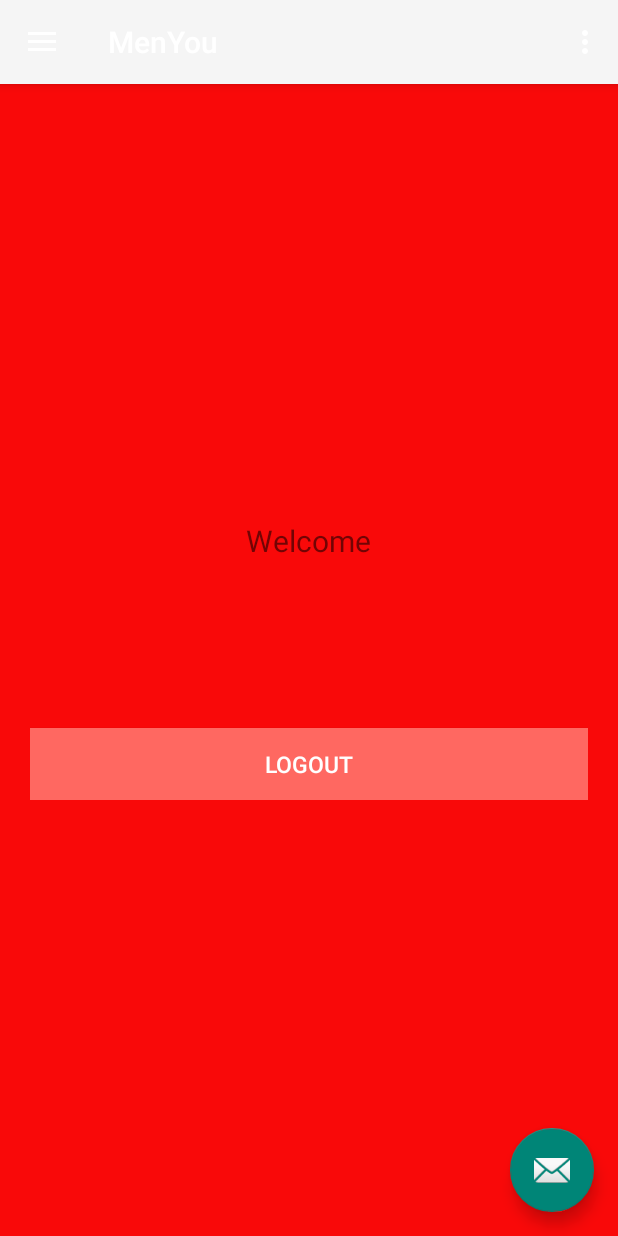
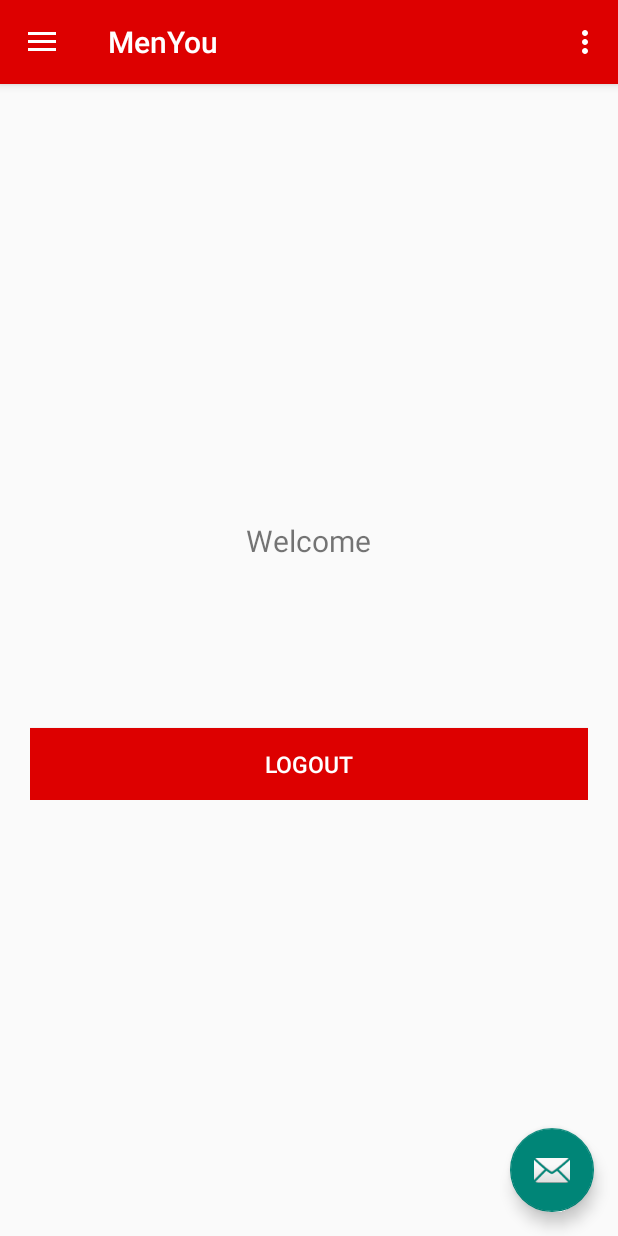
Before and after one commit to Alfacast/MenYou, an Android app: the MainRistoranteActivity screen opened directly, with no data from a screen before it, on a phone screen of 412 x 824 dp. Run offline under Robolectric (Android 15) with nearby library versions, the phone set to English and light mode, and no system bars; 1 statement that could not run was skipped.

Commit message:
Colori activity gestore

```diff
--- a/app/src/main/AndroidManifest.xml
+++ b/app/src/main/AndroidManifest.xml
@@ -46,10 +46,6 @@
             android:label="@string/app_name"
             android:launchMode="singleTop" />
         <activity
-            android:name=".activity.MainRestaurateurActivity"
-            android:label="@string/app_name"
-            android:launchMode="singleTop" />
-        <activity
             android:name=".activity.MainRistoranteActivity"
             android:label="@string/app_name"
             android:theme="@style/AppTheme.NoActionBar" />
--- a/app/src/main/res/layout/app_bar_main_ristorante.xml
+++ b/app/src/main/res/layout/app_bar_main_ristorante.xml
@@ -16,8 +16,8 @@
             android:id="@+id/toolbar"
             android:layout_width="match_parent"
             android:layout_height="?attr/actionBarSize"
-            android:background="?attr/colorPrimary"
-            app:popupTheme="@style/AppTheme.PopupOverlay" />
+            app:popupTheme="@style/AppTheme.PopupOverlay"
+            android:background="@color/btn_login_bg"/>
 
     </android.support.design.widget.AppBarLayout>
 
--- a/app/src/main/res/layout/content_main_ristorante.xml
+++ b/app/src/main/res/layout/content_main_ristorante.xml
@@ -5,9 +5,8 @@
     android:layout_width="match_parent"
     android:layout_height="match_parent"
     app:layout_behavior="@string/appbar_scrolling_view_behavior"
-    tools:context=".activity.MainRestaurateurActivity"
-    tools:showIn="@layout/app_bar_main_ristorante"
-    android:background="#f90909">
+    tools:context=".activity.MainRistoranteActivity"
+    tools:showIn="@layout/app_bar_main_ristorante">
 
     <LinearLayout
         android:layout_width="fill_parent"
@@ -43,7 +42,7 @@
             android:layout_width="fill_parent"
             android:layout_height="wrap_content"
             android:layout_marginTop="40dip"
-            android:background="@color/btn_logut_bg"
+            android:background="@color/btn_login_bg"
             android:text="@string/btn_logout"
             android:textAllCaps="false"
             android:textColor="@color/white"
```
Also changed, not shown: app/src/main/java/com/youmenu/macpro/loginyoumenu/activity/MainRestaurateurActivity.java (deleted, +0 -91 lines), app/src/main/res/layout/activity_main_restaurateur.xml (deleted, +0 -49 lines), 1 other file.
